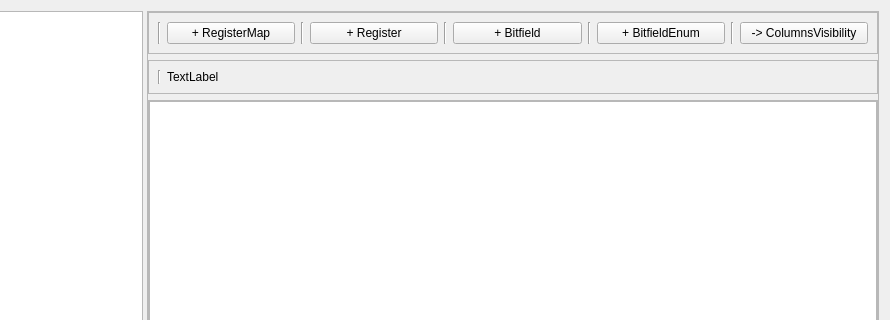
First picture: the form in ui/Module.ui, repository ShengbingZhou/register, before the edit; both pictures show x 124 to 1014 and y 0 to 320 of the 1014 by 675 pixel window.
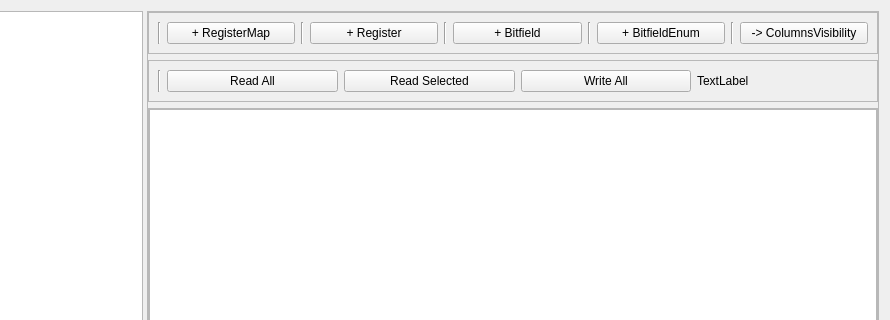
Second picture: the form after the edit.

```diff
--- a/ui/Module.ui
+++ b/ui/Module.ui
@@ -156,6 +156,27 @@
             </property>
            </widget>
           </item>
+          <item>
+           <widget class="QPushButton" name="pbReadAll">
+            <property name="text">
+             <string>Read All</string>
+            </property>
+           </widget>
+          </item>
+          <item>
+           <widget class="QPushButton" name="pbReadSelected">
+            <property name="text">
+             <string>Read Selected</string>
+            </property>
+           </widget>
+          </item>
+          <item>
+           <widget class="QPushButton" name="pbWriteAll">
+            <property name="text">
+             <string>Write All</string>
+            </property>
+           </widget>
+          </item>
           <item>
            <widget class="QLabel" name="labelDescription">
             <property name="sizePolicy">
```
